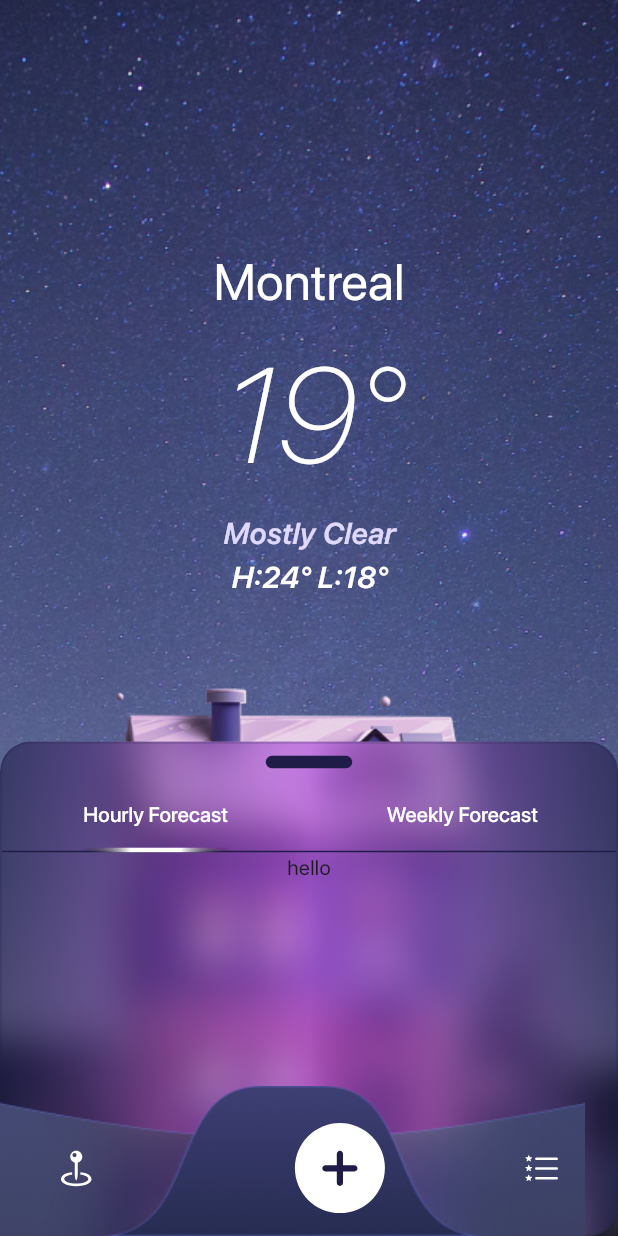
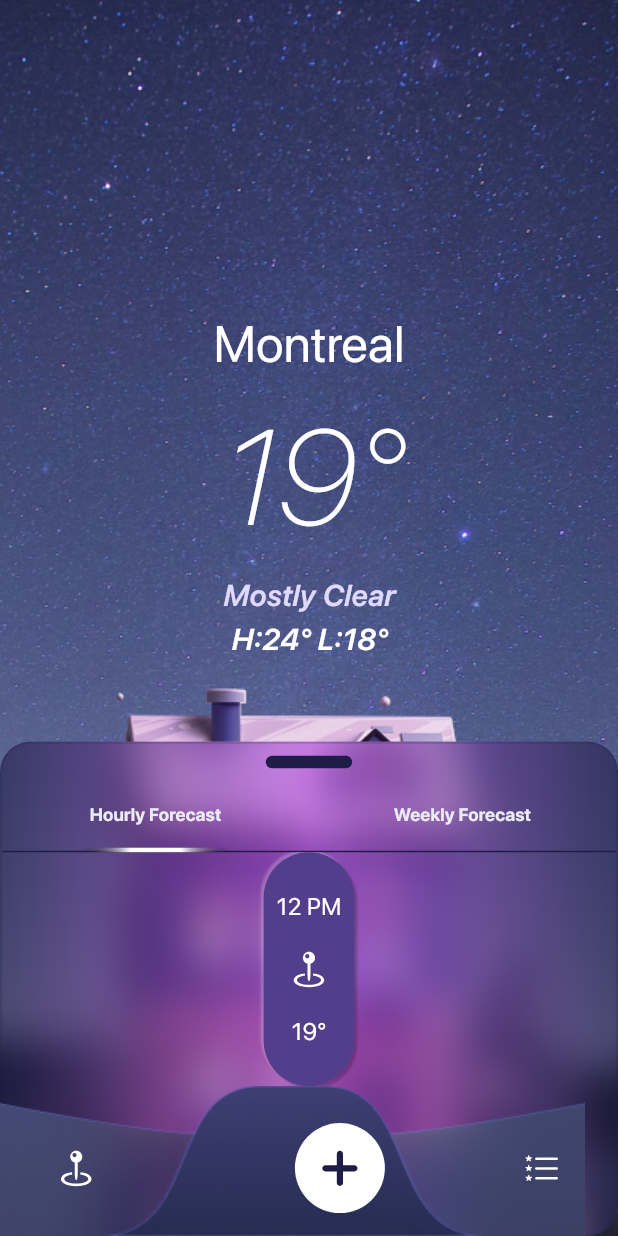
Before and after one commit to saqibalifd/weatherapp, a Flutter app: the screen it shows after launch, on a phone screen of 412 x 824 dp. Run offline on Flutter 3.47's test engine with Material 3 defaults, Android fonts, the phone set to English and light mode, and no system bars; our stand-ins replace flutter_svg; project files that could hold a hidden picture were left out.

Commit message:
code pushed

```diff
--- a/lib/constants/app_colors.dart
+++ b/lib/constants/app_colors.dart
@@ -5,7 +5,6 @@ class AppColors {
   static Color lightSecondary = Color(0xff3C3C43);
   static Color lightTeritiary = Color(0xff3C3C43);
   static Color lightQuantiary = Color(0xff3C3C43);
-
   static Color darkPrimary = Color(0xffFFFFFF);
   static Color darkSecondary = Color(0xffEBEBF5);
   static Color darkTeritiary = Color(0xffEBEBF5);
@@ -16,6 +15,10 @@ class AppColors {
   static Color charocalIndigo = Color(0xff1F1D47);
   static Color electricPurple = Color(0xffC427FB);
   static Color lavenderMist = Color(0xffE0D9FF);
+  static Color grey = Colors.grey;
+
+  //static Color
+  static Color rebeccaPurple = Color(0xff533e8b);
 
   static Gradient gradienOne = LinearGradient(colors: [
     Color(0xff2E335A),
--- a/lib/constants/app_icons.dart
+++ b/lib/constants/app_icons.dart
@@ -1,4 +1,8 @@
+import 'package:flutter/material.dart';
+
 class AppIcons {
+  static const IconData back = Icons.arrow_back_ios;
+  static const IconData more = Icons.more_horiz_sharp;
   static const String buttonCover = 'assets/icons/buttoncover.svg';
   static const String list = 'assets/icons/List.svg';
   static const String location = 'assets/icons/location.svg';
--- a/lib/main.dart
+++ b/lib/main.dart
@@ -14,6 +14,7 @@ class MyApp extends StatelessWidget {
     return MaterialApp(
         debugShowCheckedModeBanner: false,
         title: 'Flutter Demo',
+        themeMode: ThemeMode.dark,
         theme: ThemeData(
           fontFamily: 'SFProDisplay',
           textTheme: TextTheme(
--- a/lib/view/home_screen.dart
+++ b/lib/view/home_screen.dart
@@ -1,11 +1,13 @@
 import 'package:flutter/material.dart';
 import 'package:weatherapp/constants/app_colors.dart';
 import 'package:weatherapp/constants/app_fonts.dart';
+import 'package:weatherapp/constants/app_icons.dart';
 import 'package:weatherapp/constants/app_images.dart';
 import 'package:weatherapp/extension/mediaquery_extension.dart';
-import 'package:weatherapp/view/test_screen.dart';
+import 'package:weatherapp/view/cities_weather_screen.dart';
 import 'package:weatherapp/widgets/bottom_navigation_bar.dart';
 import 'package:weatherapp/widgets/bottom_sheet_widget.dart';
+import 'package:weatherapp/widgets/cards/hourly_card.dart';
 
 class HomeScreen extends StatefulWidget {
   const HomeScreen({super.key});
@@ -23,20 +25,56 @@ class _HomeScreenState extends State<HomeScreen> with TickerProviderStateMixin {
     return Scaffold(
       body: Stack(
         children: [
+          //background image
           Image.asset(
             AppImages.homeBackground,
             height: double.infinity,
             width: double.infinity,
             fit: BoxFit.cover,
           ),
-          Center(
-            child: Column(
+          //background text
+          Center(child: headingText()),
+          //bottom sheet
+          BottomSheetWidget(
+            sheetController: _sheetController,
+            hourlyPreview: [HourlyPreview()],
+            weeklyPreview: [WeeklyPreview()],
+          ),
+
+          // bottom navigation bar
+          BottomNavigationBarWidget(
+            onLocationTap: () {
+              Navigator.push(
+                  context,
+                  MaterialPageRoute(
+                    builder: (context) => CitiesWeatherScreen(),
+                  ));
+              print('on list tap');
+            },
+            onPlusTap: () {
+              print('on plus tap');
+            },
+            onListTap: () {
+              print('on location tap');
+            },
+          )
+        ],
+      ),
+    );
+  }
+
+  @override
+  void dispose() {
+    _sheetController.dispose();
+    super.dispose();
+  }
+}
+
+Widget headingText() {
+  return Column(
     mainAxisAlignment: MainAxisAlignment.end,
     crossAxisAlignment: CrossAxisAlignment.center,
     children: [
-                SizedBox(
-                  height: context.screenHeight * .14,
-                ),
       Text(
         'Montreal',
         style: TextStyle(
@@ -69,44 +107,9 @@ class _HomeScreenState extends State<HomeScreen> with TickerProviderStateMixin {
             fontWeight: AppFonts.semiBold,
             color: AppColors.background),
       ),
-                SizedBox(
-                  height: context.screenHeight * .05,
-                ),
       Image.asset(AppImages.housePic),
     ],
-            ),
-          ),
-          BottomSheetWidget(
-            sheetController: _sheetController,
-            hourlyPreview: [HourlyPreview()],
-            weeklyPreview: [Text('hello heheheh')],
-          ),
-          BottomNavigationBarWidget(
-            onLocationTap: () {
-              print('on list tap');
-            },
-            onPlusTap: () {
-              print('on plus tap');
-            },
-            onListTap: () {
-              print('on location tap');
-              Navigator.push(
-                  context,
-                  MaterialPageRoute(
-                    builder: (context) => TestScreen(),
-                  ));
-            },
-          )
-        ],
-      ),
   );
-  }
-
-  @override
-  void dispose() {
-    _sheetController.dispose();
-    super.dispose();
-  }
 }
 
 class HourlyPreview extends StatelessWidget {
@@ -115,7 +118,44 @@ class HourlyPreview extends StatelessWidget {
   @override
   Widget build(BuildContext context) {
     return Column(
-      children: [Text('hello')],
+      children: [
+        HourlyCard(
+            time: '12 PM', svgIconPath: AppIcons.location, temprature: '19°'),
+        // Row(
+        //   spacing: 10,
+        //   children: [
+        //     SizedBox(
+        //       width: 10,
+        //     ),
+        //     HourlyCard(
+        //         time: '12 PM',
+        //         svgIconPath: AppIcons.location,
+        //         temprature: '19°'),
+        //     HourlyCard(
+        //         time: '12 PM',
+        //         svgIconPath: AppIcons.location,
+        //         color: AppColors.purpleNavy,
+        //         temprature: '19°'),
+        //     HourlyCard(
+        //         time: '12 PM',
+        //         svgIconPath: AppIcons.location,
+        //         temprature: '19°'),
+        //     HourlyCard(
+        //         time: '12 PM',
+        //         svgIconPath: AppIcons.location,
+        //         temprature: '19°'),
+        //   ],
+        // )
+      ],
     );
   }
 }
+
+class WeeklyPreview extends StatelessWidget {
+  const WeeklyPreview({super.key});
+
+  @override
+  Widget build(BuildContext context) {
+    return const Placeholder();
+  }
+}
--- a/lib/widgets/bottom_sheet_widget.dart
+++ b/lib/widgets/bottom_sheet_widget.dart
@@ -1,5 +1,6 @@
 import 'package:flutter/material.dart';
 import 'package:weatherapp/constants/app_colors.dart';
+import 'package:weatherapp/constants/app_fonts.dart';
 import 'package:weatherapp/extension/gradient_underline_tab_indicator.dart';
 import 'package:weatherapp/extension/mediaquery_extension.dart';
 import 'package:weatherapp/widgets/glassmorphism_widget.dart';
@@ -89,13 +90,21 @@ class _BottomSheetWidgetState extends State<BottomSheetWidget>
                     Tab(
                       child: Text(
                         'Hourly Forecast',
-                        style: TextStyle(color: AppColors.background),
+                        style: TextStyle(
+                            fontSize: 12,
+                            fontFamily: AppFonts.sfProDisplay,
+                            fontWeight: AppFonts.bold,
+                            color: AppColors.darkQuantiary),
                       ),
                     ),
                     Tab(
                       child: Text(
                         'Weekly Forecast',
-                        style: TextStyle(color: AppColors.background),
+                        style: TextStyle(
+                            fontSize: 12,
+                            fontFamily: AppFonts.sfProDisplay,
+                            fontWeight: AppFonts.bold,
+                            color: AppColors.darkQuantiary),
                       ),
                     ),
                   ],
--- /dev/null
+++ b/lib/widgets/cards/hourly_card.dart
@@ -0,0 +1,73 @@
+import 'package:flutter/material.dart';
+import 'package:flutter_svg/svg.dart';
+import 'package:weatherapp/extension/mediaquery_extension.dart';
+
+import '../../constants/app_colors.dart';
+import '../../constants/app_fonts.dart';
+
+class HourlyCard extends StatelessWidget {
+  final String time;
+  final String svgIconPath;
+  final String temprature;
+  final Color? color;
+  const HourlyCard({
+    super.key,
+    required this.time,
+    required this.svgIconPath,
+    required this.temprature,
+    this.color,
+  });
+
+  @override
+  Widget build(BuildContext context) {
+    return Container(
+      decoration: BoxDecoration(
+        color: color ?? AppColors.rebeccaPurple,
+        borderRadius: BorderRadius.circular(50),
+        boxShadow: [
+          BoxShadow(
+            color: AppColors.background.withValues(alpha: .2),
+            offset: const Offset(-2, -2),
+            blurRadius: .3,
+          ),
+          BoxShadow(
+            color: AppColors.lightPrimary.withValues(alpha: .2),
+            offset: const Offset(2, 2),
+            blurRadius: .3,
+          ),
+        ],
+      ),
+      child: Padding(
+        padding: EdgeInsets.symmetric(
+            vertical: context.screenHeight * .03,
+            horizontal: context.screenWidth * .02),
+        child: Column(
+          mainAxisAlignment: MainAxisAlignment.spaceBetween,
+          crossAxisAlignment: CrossAxisAlignment.center,
+          children: [
+            Text(
+              time,
+              style: TextStyle(
+                  fontSize: 16,
+                  fontFamily: AppFonts.sfProDisplay,
+                  fontWeight: AppFonts.regular,
+                  color: AppColors.background),
+            ),
+            Padding(
+                padding:
+                    EdgeInsets.symmetric(vertical: context.screenHeight * .01),
+                child: SvgPicture.asset(svgIconPath)),
+            Text(
+              temprature,
+              style: TextStyle(
+                  fontSize: 16,
+                  fontFamily: AppFonts.sfProDisplay,
+                  fontWeight: AppFonts.regular,
+                  color: AppColors.background),
+            )
+          ],
+        ),
+      ),
+    );
+  }
+}
```
Also changed, not shown: lib/view/cities_weather_screen.dart (added, +105 -0 lines), lib/widgets/cards/cities_weather_card.dart (added, +87 -0 lines), assets/icons/moon_cloud_mid_rain_s.svg (renamed from assets/icons/Moon cloud mid rain s.svg). Lines whose indentation alone changed are shown as unchanged.
